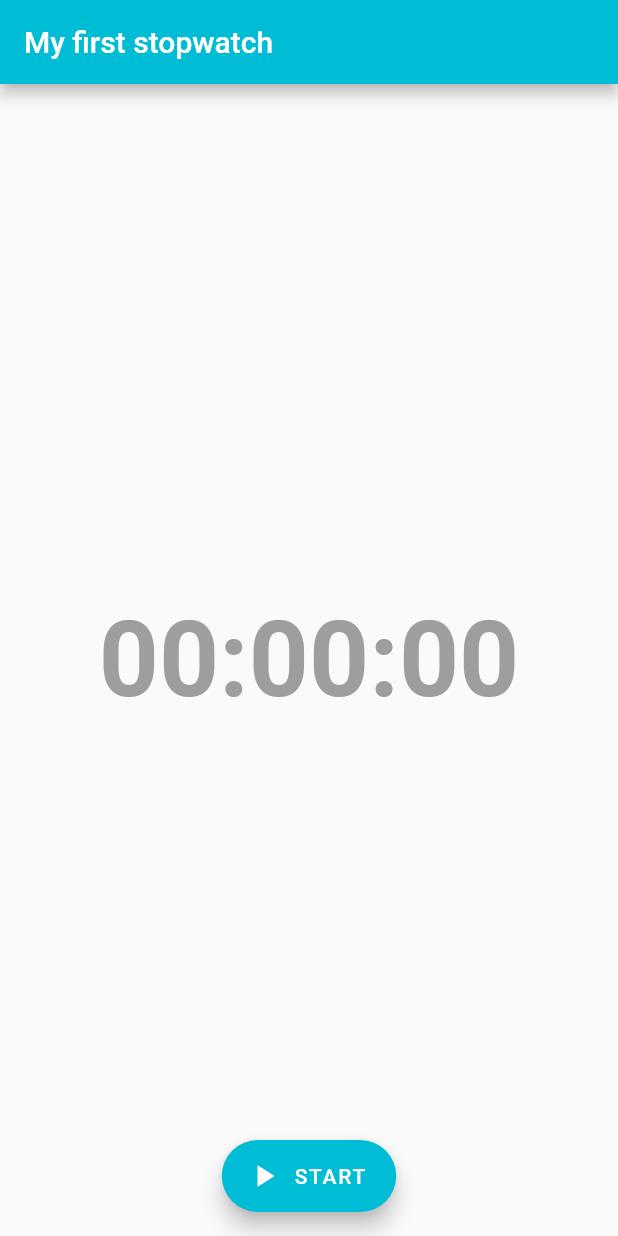
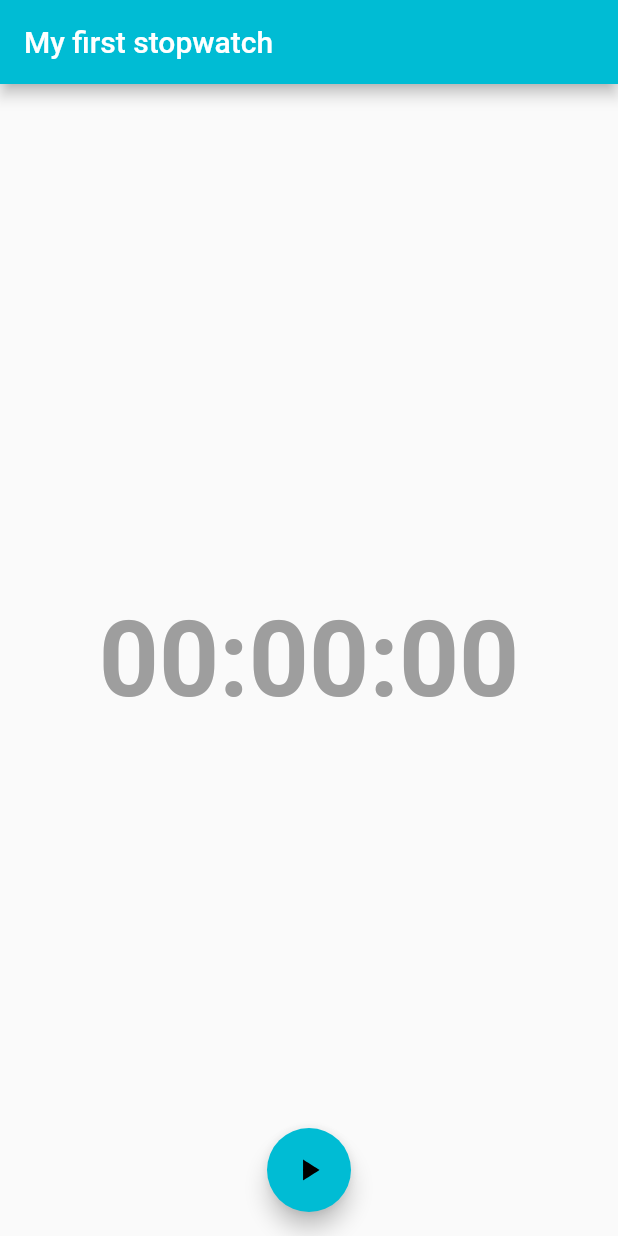
Before and after one commit to christinaav/Cronometro, a Flutter app: the screen it shows after launch, on a phone screen of 412 x 824 dp. Run offline on Flutter 3.47's test engine with Material 2 defaults, Android fonts, the phone set to English and light mode, and no system bars; drawn by our look-alikes of flutter_speed_dial.

Commit message:
not the best version

```diff
--- a/lib/main.dart
+++ b/lib/main.dart
@@ -1,5 +1,7 @@
 import 'package:flutter/material.dart';
 import 'dart:async';
+
+import 'package:flutter_speed_dial/flutter_speed_dial.dart';
 
 void main() => runApp(MyApp());
 
@@ -98,7 +100,7 @@ class _MyHomePageState extends State<MyHomePage> {
           ],
         ),
       ),
-      floatingActionButton: FloatingActionButton.extended(
+      /*floatingActionButton: FloatingActionButton.extended(
         onPressed: changeState,
         tooltip: 'Increment',
         icon: Icon(Icons.play_arrow),
@@ -107,8 +109,21 @@ class _MyHomePageState extends State<MyHomePage> {
         foregroundColor: Colors.white,
         shape: RoundedRectangleBorder(
             borderRadius: BorderRadius.all(Radius.circular(25.0))),
-      ),
+      ),*/
       floatingActionButtonLocation: FloatingActionButtonLocation.centerFloat,
+      floatingActionButton: SpeedDial(
+          animatedIcon: AnimatedIcons.play_pause,
+          onOpen: changeState,
+          children: [
+            SpeedDialChild(
+                child: Icon(Icons.loop),
+                label: "Restart",
+                onTap: () => print("First")),
+            SpeedDialChild(
+                child: Icon(Icons.alarm),
+                label: "Timer",
+                onTap: () => print("Second"))
+          ]),
     );
   }
 }
```
Also changed, not shown: pubspec.yaml (+1 -6 lines), pubspec.lock.
